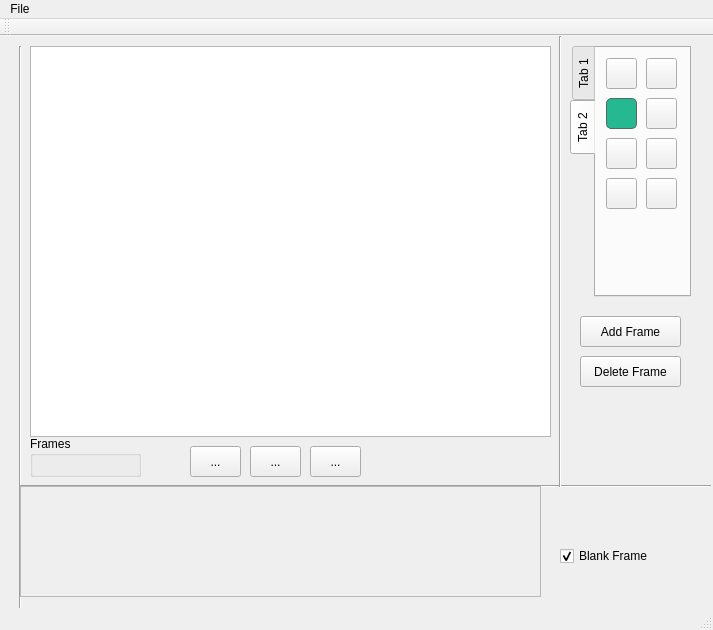
Old version of the form Sprite_Editor_Extreme/mainwindow.ui in the repository jokthefoo/Sprite-Editor.
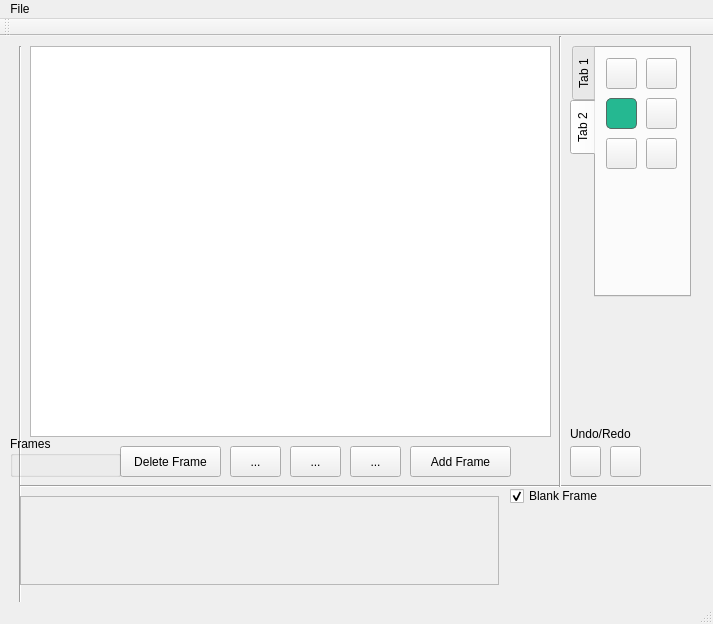
New version of the form. Custom widgets are drawn as their Qt base class.

Commit message: moved undo/redo

```diff
--- a/Sprite_Editor_Extreme/mainwindow.ui
+++ b/Sprite_Editor_Extreme/mainwindow.ui
@@ -7,7 +7,7 @@
     <x>0</x>
     <y>0</y>
     <width>713</width>
-    <height>630</height>
+    <height>624</height>
    </rect>
   </property>
   <property name="sizePolicy">
@@ -72,8 +72,8 @@
    <widget class="QToolButton" name="add_frame_button">
     <property name="geometry">
      <rect>
-      <x>580</x>
-      <y>280</y>
+      <x>410</x>
+      <y>410</y>
       <width>101</width>
       <height>31</height>
      </rect>
@@ -91,7 +91,7 @@
    <widget class="QToolButton" name="previous_frame_button">
     <property name="geometry">
      <rect>
-      <x>190</x>
+      <x>230</x>
       <y>410</y>
       <width>51</width>
       <height>31</height>
@@ -110,7 +110,7 @@
    <widget class="QToolButton" name="play_button">
     <property name="geometry">
      <rect>
-      <x>250</x>
+      <x>290</x>
       <y>410</y>
       <width>51</width>
       <height>31</height>
@@ -129,7 +129,7 @@
    <widget class="QToolButton" name="next_frame_button">
     <property name="geometry">
      <rect>
-      <x>310</x>
+      <x>350</x>
       <y>410</y>
       <width>51</width>
       <height>31</height>
@@ -461,57 +461,13 @@
        <string/>
       </property>
      </widget>
-     <widget class="QToolButton" name="undo_button">
-      <property name="geometry">
-       <rect>
-        <x>10</x>
-        <y>130</y>
-        <width>31</width>
-        <height>31</height>
-       </rect>
-      </property>
-      <property name="sizePolicy">
-       <sizepolicy hsizetype="Expanding" vsizetype="Expanding">
-        <horstretch>0</horstretch>
-        <verstretch>0</verstretch>
-       </sizepolicy>
-      </property>
-      <property name="autoFillBackground">
-       <bool>false</bool>
-      </property>
-      <property name="text">
-       <string/>
-      </property>
-     </widget>
-     <widget class="QToolButton" name="redo_button">
-      <property name="geometry">
-       <rect>
-        <x>50</x>
-        <y>130</y>
-        <width>31</width>
-        <height>31</height>
-       </rect>
-      </property>
-      <property name="sizePolicy">
-       <sizepolicy hsizetype="Expanding" vsizetype="Expanding">
-        <horstretch>0</horstretch>
-        <verstretch>0</verstretch>
-       </sizepolicy>
-      </property>
-      <property name="autoFillBackground">
-       <bool>false</bool>
-      </property>
-      <property name="text">
-       <string/>
-      </property>
-     </widget>
     </widget>
    </widget>
    <widget class="QToolButton" name="delete_Frame_Button">
     <property name="geometry">
      <rect>
-      <x>580</x>
-      <y>320</y>
+      <x>120</x>
+      <y>410</y>
       <width>101</width>
       <height>31</height>
      </rect>
@@ -523,7 +479,7 @@
    <widget class="QGroupBox" name="framesBox">
     <property name="geometry">
      <rect>
-      <x>30</x>
+      <x>10</x>
       <y>400</y>
       <width>111</width>
       <height>41</height>
@@ -538,13 +494,72 @@
     <property name="title">
      <string>Frames</string>
     </property>
-    <zorder>scrollArea</zorder>
+   </widget>
+   <widget class="QToolButton" name="redo_button">
+    <property name="geometry">
+     <rect>
+      <x>610</x>
+      <y>410</y>
+      <width>31</width>
+      <height>31</height>
+     </rect>
+    </property>
+    <property name="sizePolicy">
+     <sizepolicy hsizetype="Expanding" vsizetype="Expanding">
+      <horstretch>0</horstretch>
+      <verstretch>0</verstretch>
+     </sizepolicy>
+    </property>
+    <property name="autoFillBackground">
+     <bool>false</bool>
+    </property>
+    <property name="text">
+     <string/>
+    </property>
+   </widget>
+   <widget class="QToolButton" name="undo_button">
+    <property name="geometry">
+     <rect>
+      <x>570</x>
+      <y>410</y>
+      <width>31</width>
+      <height>31</height>
+     </rect>
+    </property>
+    <property name="sizePolicy">
+     <sizepolicy hsizetype="Expanding" vsizetype="Expanding">
+      <horstretch>0</horstretch>
+      <verstretch>0</verstretch>
+     </sizepolicy>
+    </property>
+    <property name="autoFillBackground">
+     <bool>false</bool>
+    </property>
+    <property name="text">
+     <string/>
+    </property>
+   </widget>
+   <widget class="QLabel" name="label_2">
+    <property name="geometry">
+     <rect>
+      <x>570</x>
+      <y>390</y>
+      <width>71</width>
+      <height>16</height>
+     </rect>
+    </property>
+    <property name="text">
+     <string>Undo/Redo</string>
+    </property>
    </widget>
    <widget class="QCheckBox" name="carryOverBox">
+    <property name="enabled">
+     <bool>true</bool>
+    </property>
     <property name="geometry">
      <rect>
-      <x>560</x>
-      <y>510</y>
+      <x>510</x>
+      <y>450</y>
       <width>101</width>
       <height>20</height>
      </rect>
@@ -560,9 +575,9 @@
     <property name="geometry">
      <rect>
       <x>20</x>
-      <y>450</y>
-      <width>521</width>
-      <height>111</height>
+      <y>460</y>
+      <width>479</width>
+      <height>89</height>
      </rect>
     </property>
     <property name="verticalScrollBarPolicy">
@@ -576,8 +591,8 @@
       <rect>
        <x>0</x>
        <y>0</y>
-       <width>519</width>
-       <height>109</height>
+       <width>477</width>
+       <height>87</height>
       </rect>
      </property>
      <widget class="QWidget" name="horizontalLayoutWidget">
@@ -586,7 +601,7 @@
         <x>0</x>
         <y>0</y>
         <width>481</width>
-        <height>91</height>
+        <height>101</height>
        </rect>
       </property>
       <layout class="QHBoxLayout" name="framesLayout">
```
The commit also changes 2 other files.
